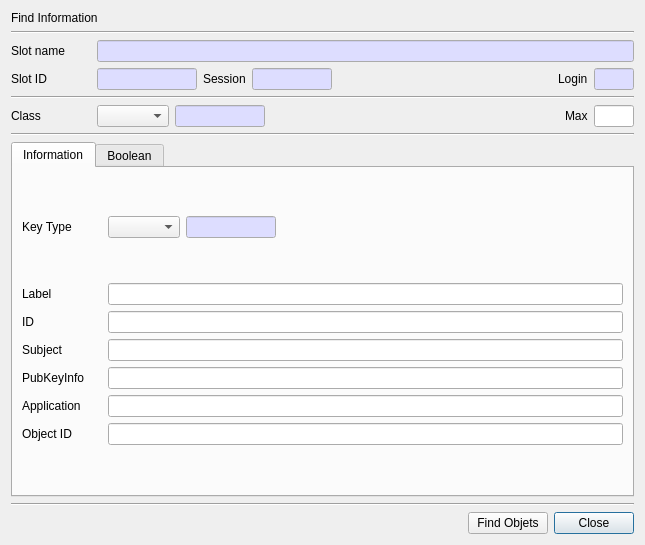
jykim74/CryptokiMan, file CryptokiMan/find_object_dlg.ui: the form before one commit.
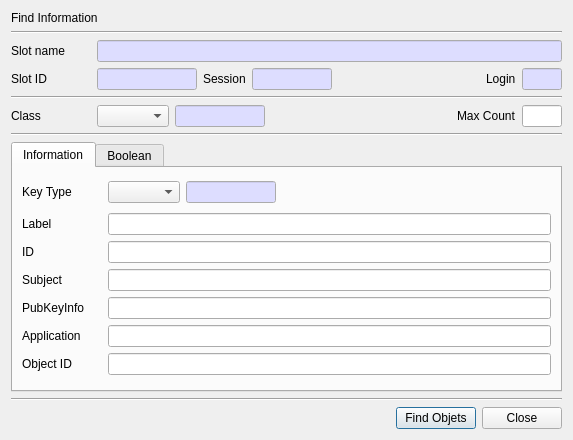
The form after the commit.

Commit message: FindObjectDlg 에서 최대 개수 입력 값 지원

The edit to the form file:
```diff
--- a/CryptokiMan/find_object_dlg.ui
+++ b/CryptokiMan/find_object_dlg.ui
@@ -6,8 +6,8 @@
    <rect>
     <x>0</x>
     <y>0</y>
-    <width>645</width>
-    <height>545</height>
+    <width>552</width>
+    <height>440</height>
    </rect>
   </property>
   <property name="windowTitle">
@@ -304,7 +304,7 @@
      <item row="0" column="7">
       <widget class="QLabel" name="label_15">
        <property name="text">
-        <string>Max</string>
+        <string>Max Count</string>
        </property>
       </widget>
      </item>
@@ -715,14 +715,7 @@
    </item>
    <item>
     <layout class="QGridLayout" name="gridLayout_3">
-     <item row="0" column="3">
-      <widget class="QPushButton" name="mCloseBtn">
-       <property name="text">
-        <string>Close</string>
-       </property>
-      </widget>
-     </item>
-     <item row="0" column="1">
+     <item row="0" column="0">
       <spacer name="horizontalSpacer_2">
        <property name="orientation">
         <enum>Qt::Horizontal</enum>
@@ -735,13 +728,20 @@
        </property>
       </spacer>
      </item>
-     <item row="0" column="2">
+     <item row="0" column="1">
       <widget class="QPushButton" name="mFindObjectsBtn">
        <property name="text">
         <string>Find Objets</string>
        </property>
       </widget>
      </item>
+     <item row="0" column="2">
+      <widget class="QPushButton" name="mCloseBtn">
+       <property name="text">
+        <string>Close</string>
+       </property>
+      </widget>
+     </item>
     </layout>
    </item>
   </layout>
```
Left out of the diff: 7 changed lines with no effect on the pictures. The commit also changes 4 other files.
